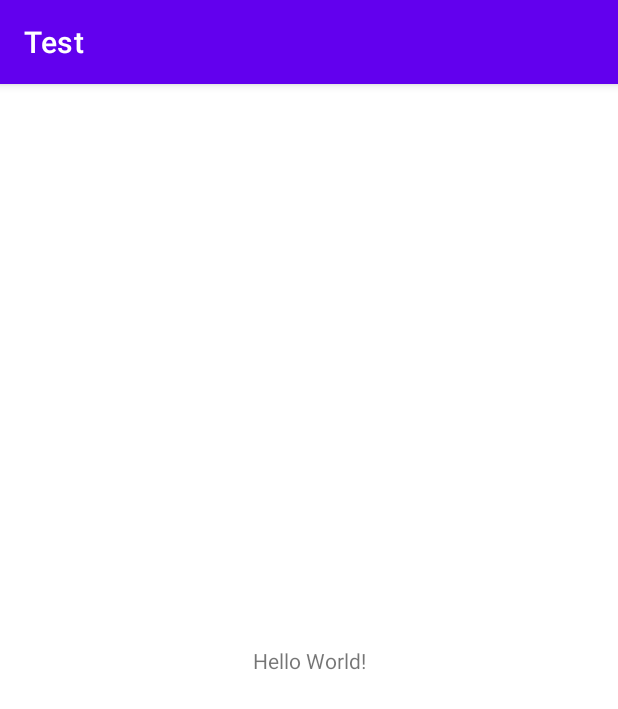
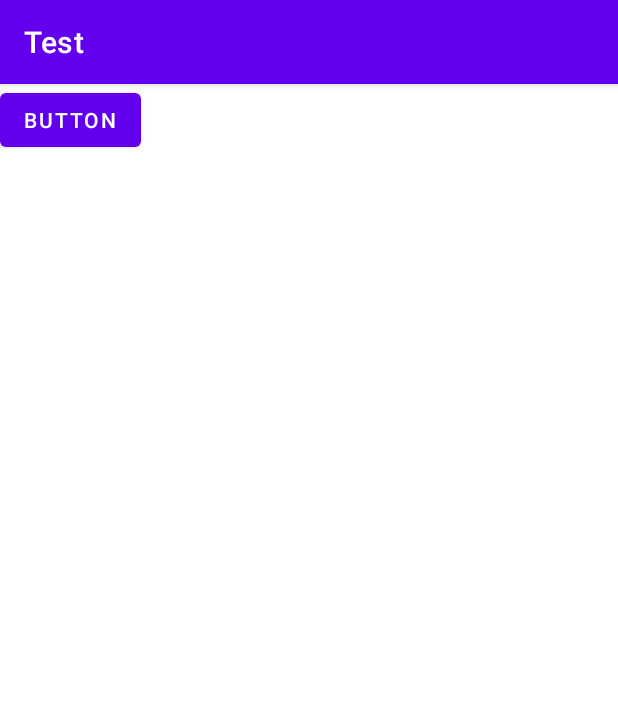
Before and after one commit to Bohdan1928/Test, an Android app: the screen it shows after launch (MainActivity), on a phone screen of 412 x 824 dp. Shown: the top 709 px of the screen. Run offline under Robolectric (Android 15) with nearby library versions, the phone set to English and light mode, and no system bars.

Commit message:
Best feature - Created new button.

```diff
--- a/app/src/main/java/com/example/test/MainActivity.java
+++ b/app/src/main/java/com/example/test/MainActivity.java
@@ -3,6 +3,7 @@ package com.example.test;
 import androidx.appcompat.app.AppCompatActivity;
 
 import android.os.Bundle;
+import android.widget.Button;
 
 public class MainActivity extends AppCompatActivity {
 
@@ -10,5 +11,7 @@ public class MainActivity extends AppCompatActivity {
     protected void onCreate(Bundle savedInstanceState) {
         super.onCreate(savedInstanceState);
         setContentView(R.layout.activity_main);
+
+        Button button = (Button) findViewById(R.id.button);
     }
 }
--- a/app/src/main/res/layout/activity_main.xml
+++ b/app/src/main/res/layout/activity_main.xml
@@ -6,13 +6,12 @@
     android:layout_height="match_parent"
     tools:context=".MainActivity">
 
-    <TextView
+    <Button
+        android:id="@+id/button"
         android:layout_width="wrap_content"
         android:layout_height="wrap_content"
-        android:text="Hello World!"
-        app:layout_constraintBottom_toBottomOf="parent"
-        app:layout_constraintLeft_toLeftOf="parent"
-        app:layout_constraintRight_toRightOf="parent"
-        app:layout_constraintTop_toTopOf="parent" />
+        android:text="Button"
+        tools:layout_editor_absoluteX="134dp"
+        tools:layout_editor_absoluteY="228dp" />
 
 </androidx.constraintlayout.widget.ConstraintLayout>
```
